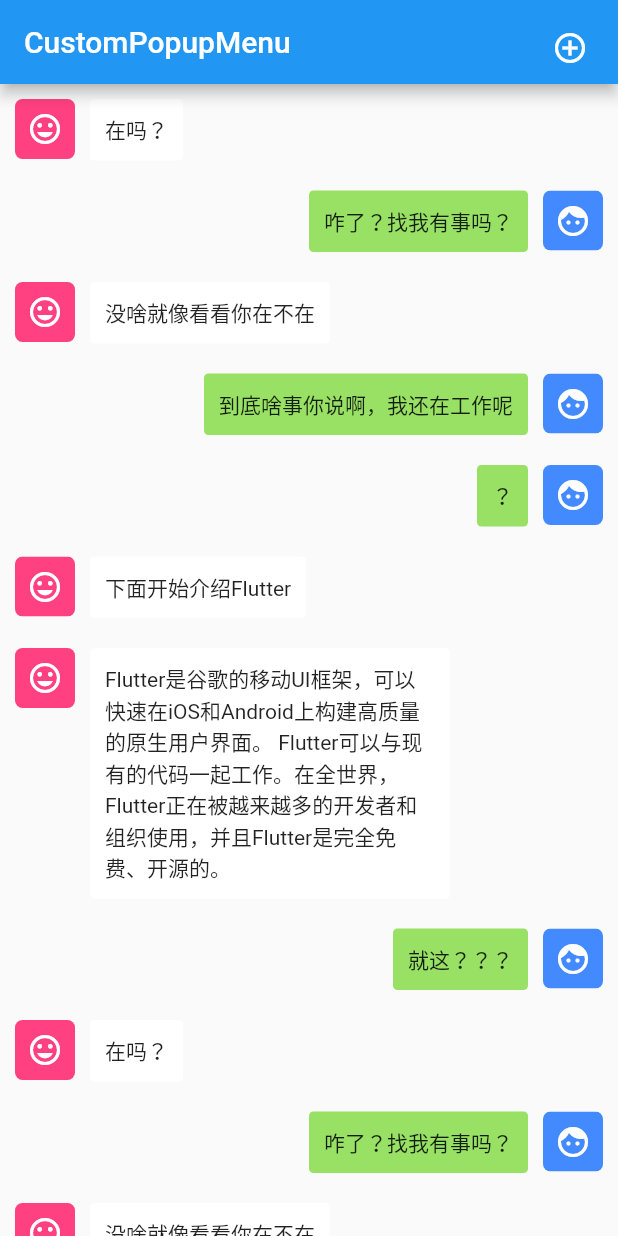
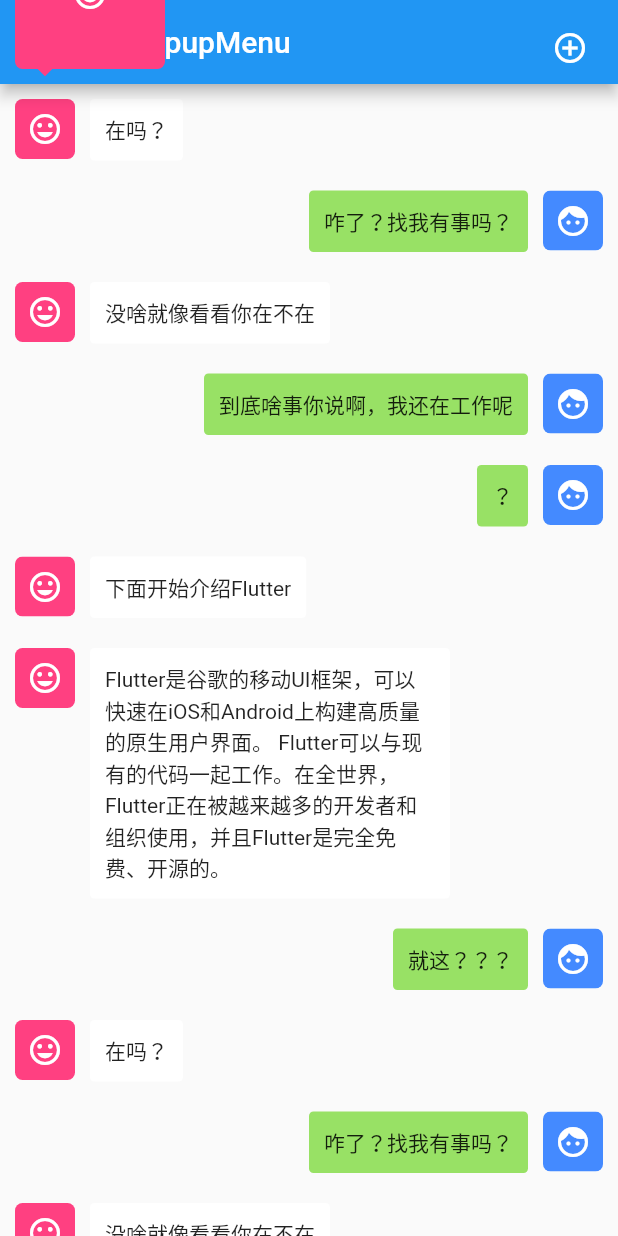
Before and after one commit to malikwang/custom_pop_up_menu, a Flutter app: the screen it shows after launch, after a tap on the "tag faces" icon, on a phone screen of 412 x 824 dp. Run offline on Flutter 3.47's test engine with Material 2 defaults, Android fonts, the phone set to English and light mode, and no system bars.

Commit message:
Upgrade to 1.2.3

```diff
--- a/example/lib/main.dart
+++ b/example/lib/main.dart
@@ -8,12 +8,14 @@ void main() {
 class ChatModel {
   String content;
   bool isMe;
+
   ChatModel(this.content, {this.isMe = false});
 }
 
 class ItemModel {
   String title;
   IconData icon;
+
   ItemModel(this.title, this.icon);
 }
 
@@ -161,6 +163,7 @@ class _MyHomePageState extends State<MyHomePage> {
 // ignore: must_be_immutable
 class MessageContent extends StatelessWidget {
   MessageContent(this.message);
+
   final ChatModel message;
   List<ItemModel> menuItems = [
     ItemModel('复制', Icons.content_copy),
@@ -242,7 +245,7 @@ class MessageContent extends StatelessWidget {
               child: _buildAvatar(isMe, avatarSize),
               menuBuilder: () => _buildAvatar(isMe, 100),
               barrierColor: Colors.transparent,
-              pressType: PressType.longPress,
+              pressType: PressType.singleClick,
               arrowColor: isMe ? Colors.blueAccent : Colors.pinkAccent,
               position: PreferredPosition.top,
             ),
--- a/lib/src/custom_pop_up_menu.dart
+++ b/lib/src/custom_pop_up_menu.dart
@@ -46,6 +46,7 @@ class CustomPopupMenu extends StatefulWidget {
     this.verticalMargin = 10.0,
     this.position,
     this.menuOnChange,
+    this.enablePassEvent = true,
   });
 
   final Widget child;
@@ -61,6 +62,10 @@ class CustomPopupMenu extends StatefulWidget {
   final PreferredPosition? position;
   final void Function(bool)? menuOnChange;
 
+  /// Pass tap event to the widgets below the mask.
+  /// It only works when [barrierColor] is transparent.
+  final bool enablePassEvent;
+
   @override
   _CustomPopupMenuState createState() => _CustomPopupMenuState();
 }
@@ -70,6 +75,7 @@ class _CustomPopupMenuState extends State<CustomPopupMenu> {
   RenderBox? _parentBox;
   OverlayEntry? _overlayEntry;
   CustomPopupMenuController? _controller;
+  bool _canResponse = true;
 
   _showMenu() {
     Widget arrow = ClipPath(
@@ -83,21 +89,10 @@ class _CustomPopupMenuState extends State<CustomPopupMenu> {
 
     _overlayEntry = OverlayEntry(
       builder: (context) {
-        return Stack(
-          children: <Widget>[
-            GestureDetector(
-              onTap: () {
-                _controller?.hideMenu();
-              },
-              child: Container(
-                color: widget.barrierColor,
-              ),
-            ),
-            Center(
+        Widget menu = Center(
           child: Container(
             constraints: BoxConstraints(
-                  maxWidth:
-                      _parentBox!.size.width - 2 * widget.horizontalMargin,
+              maxWidth: _parentBox!.size.width - 2 * widget.horizontalMargin,
               minWidth: 0,
             ),
             child: CustomMultiChildLayout(
@@ -138,8 +133,26 @@ class _CustomPopupMenuState extends State<CustomPopupMenu> {
               ],
             ),
           ),
+        );
+        return Listener(
+          behavior: widget.enablePassEvent
+              ? HitTestBehavior.translucent
+              : HitTestBehavior.opaque,
+          onPointerDown: (PointerDownEvent event) {
+            _controller?.hideMenu();
+            // When [enablePassEvent] works and we tap the [child] to [hideMenu],
+            // but the passed event would trigger [showMenu] again.
+            // So, we use time threshold to solve this bug.
+            _canResponse = false;
+            Future.delayed(Duration(milliseconds: 300))
+                .then((_) => _canResponse = true);
+          },
+          child: widget.barrierColor == Colors.transparent
+              ? menu
+              : Container(
+                  color: widget.barrierColor,
+                  child: menu,
                 ),
-          ],
         );
       },
     );
@@ -197,12 +210,12 @@ class _CustomPopupMenuState extends State<CustomPopupMenu> {
         highlightColor: Colors.transparent,
         child: widget.child,
         onTap: () {
-          if (widget.pressType == PressType.singleClick) {
+          if (widget.pressType == PressType.singleClick && _canResponse) {
             _controller?.showMenu();
           }
         },
         onLongPress: () {
-          if (widget.pressType == PressType.longPress) {
+          if (widget.pressType == PressType.longPress && _canResponse) {
             _controller?.showMenu();
           }
         },
--- a/pubspec.yaml
+++ b/pubspec.yaml
@@ -3,7 +3,7 @@ description: Wrap a widget with CustomPopupMenu, Tap or Long Press this widget,
 repository: https://github.com/malikwang/custom_pop_up_menu
 homepage: https://github.com/malikwang/custom_pop_up_menu
 
-version: 1.2.2
+version: 1.2.3
 
 environment:
   sdk: ">=2.12.0 <3.0.0"
```
Also changed, not shown: 1 other file. Lines whose indentation alone changed are shown as unchanged.
